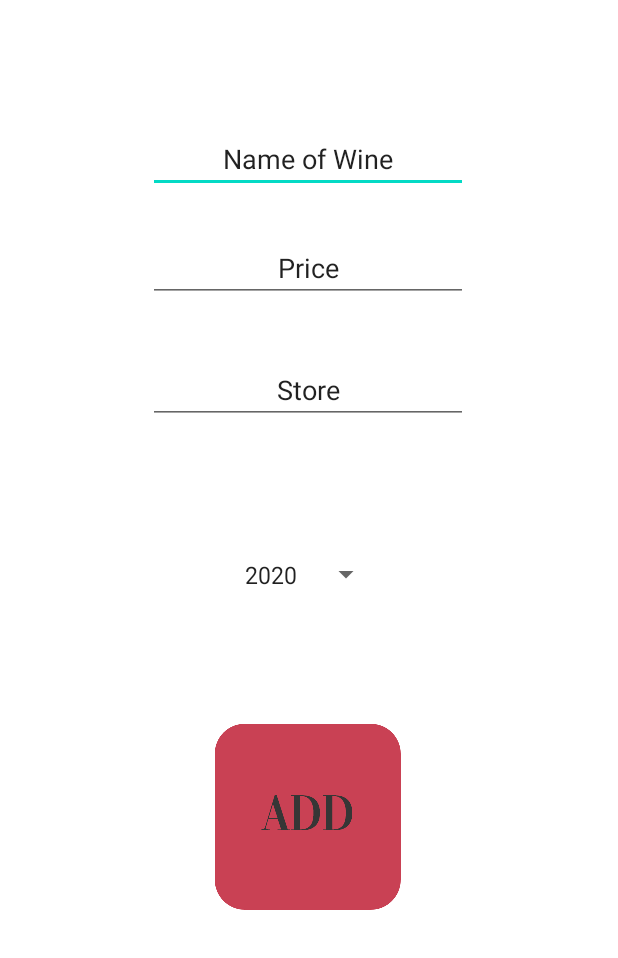
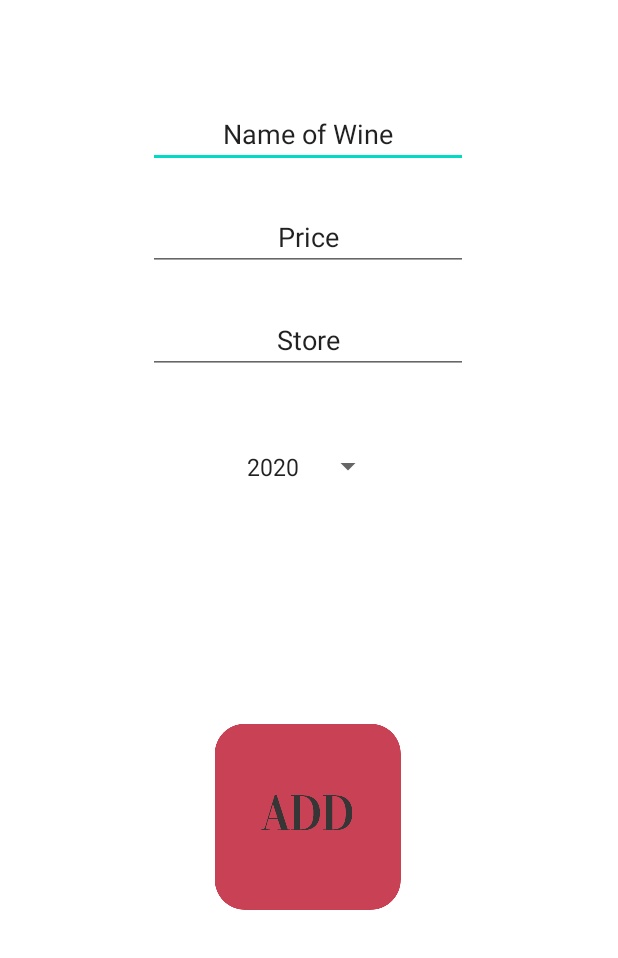
Before and after one commit to sincs99/Winecellar, an Android app: the layout activity_add.xml on its own in the app's theme, with its tools: preview values and no code run, on a phone screen of 412 x 824 dp, the part 278-1236 px from its top. Run offline under Robolectric (Android 15) with nearby library versions, the phone set to English and light mode, and no system bars.

Commit message:
icon and changes addView

```diff
--- a/app/src/main/res/layout/activity_add.xml
+++ b/app/src/main/res/layout/activity_add.xml
@@ -25,45 +25,44 @@
         android:layout_width="wrap_content"
         android:layout_height="wrap_content"
         android:ems="10"
+        android:gravity="center"
         android:inputType="textPersonName"
         android:text="@string/wineName"
-        android:gravity="center"
         app:layout_constraintBottom_toBottomOf="parent"
         app:layout_constraintEnd_toEndOf="parent"
         app:layout_constraintHorizontal_bias="0.497"
         app:layout_constraintStart_toStartOf="parent"
         app:layout_constraintTop_toTopOf="parent"
-        app:layout_constraintVertical_bias="0.345" />
+        app:layout_constraintVertical_bias="0.324" />
 
     <EditText
         android:id="@+id/price"
         android:layout_width="wrap_content"
         android:layout_height="wrap_content"
         android:ems="10"
+        android:gravity="center"
         android:inputType="textPersonName"
         android:text="@string/winePrice"
-        android:gravity="center"
         app:layout_constraintBottom_toBottomOf="parent"
         app:layout_constraintEnd_toEndOf="parent"
         app:layout_constraintHorizontal_bias="0.497"
         app:layout_constraintStart_toStartOf="parent"
         app:layout_constraintTop_toTopOf="parent"
-        app:layout_constraintVertical_bias="0.438" />
+        app:layout_constraintVertical_bias="0.412" />
 
     <EditText
         android:id="@+id/store"
         android:layout_width="wrap_content"
         android:layout_height="wrap_content"
         android:ems="10"
+        android:gravity="center"
         android:inputType="textPersonName"
         android:text="@string/wineStore"
-        android:gravity="center"
         app:layout_constraintBottom_toBottomOf="parent"
         app:layout_constraintEnd_toEndOf="parent"
         app:layout_constraintHorizontal_bias="0.497"
         app:layout_constraintStart_toStartOf="parent"
-        app:layout_constraintTop_toTopOf="parent"
-        app:layout_constraintVertical_bias="0.543" />
+        app:layout_constraintTop_toTopOf="parent" />
 
     <ImageButton
         android:id="@+id/addBtn"
@@ -82,12 +81,12 @@
         android:id="@+id/spinnerYear"
         android:layout_width="wrap_content"
         android:layout_height="47dp"
+        android:entries="@array/years"
         android:gravity="center"
         app:layout_constraintBottom_toTopOf="@+id/addBtn"
         app:layout_constraintEnd_toEndOf="parent"
-        app:layout_constraintHorizontal_bias="0.497"
         app:layout_constraintStart_toStartOf="parent"
         app:layout_constraintTop_toBottomOf="@+id/store"
-        android:entries="@array/years"/>
+        app:layout_constraintVertical_bias="0.203" />
 
 </androidx.constraintlayout.widget.ConstraintLayout>
--- /dev/null
+++ b/app/src/main/res/values/ic_launcher_background.xml
@@ -0,0 +1,4 @@
+<?xml version="1.0" encoding="utf-8"?>
+<resources>
+    <color name="ic_launcher_background">#9F9494</color>
+</resources>
```
Also changed, not shown: app/src/main/ic_launcher-playstore.png (added), app/src/main/res/mipmap-hdpi/ic_launcher_foreground.png (added), app/src/main/res/mipmap-mdpi/ic_launcher_foreground.png (added), app/src/main/res/mipmap-xhdpi/ic_launcher_foreground.png (added), app/src/main/res/mipmap-xxhdpi/ic_launcher_foreground.png (added), app/src/main/res/mipmap-xxxhdpi/ic_launcher_foreground.png (added).
